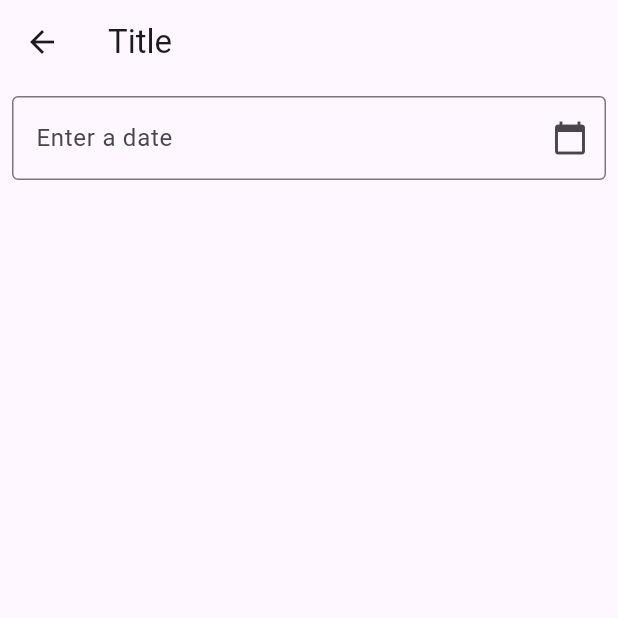
After one commit to EsinShadrach/flutter_playground, a Flutter app: the JayDatePicker screen opened by its route, on a phone screen of 412 x 824 dp, the top half of it. The commit adds this screen. Run offline on Flutter 3.47's test engine with Material 3 defaults, Android fonts, the phone set to English and light mode, and no system bars.

Commit message:
Added Jay Date Picker

```diff
--- a/lib/routes.dart
+++ b/lib/routes.dart
@@ -1,6 +1,7 @@
 import "package:flutter/material.dart";
 import "package:flutter_playground/main.dart";
 import "package:flutter_playground/screens/animated_list/animated_list_example.dart";
+import "package:flutter_playground/screens/jay/date_picker.dart";
 import "package:flutter_playground/screens/page_animation/page_animation.dart";
 
 mixin AppRoutes {
@@ -14,4 +15,5 @@ Map<String, WidgetBuilder> routes() => {
       AppRoutes.home: (context) => const HomePage(),
       AppRoutes.pageAnimation: (context) => const PageAnimation(),
       AppRoutes.animatdList: (context) => const AnimatedListScreen(),
+      AppRoutes.jay: (context) => const JayDatePicker(),
     };
--- /dev/null
+++ b/lib/screens/jay/date_picker.dart
@@ -0,0 +1,127 @@
+import "dart:async";
+
+import "package:flutter/cupertino.dart";
+import "package:flutter/material.dart";
+import "package:flutter_playground/extensions.dart";
+
+class JayDatePicker extends StatefulWidget {
+  const JayDatePicker({super.key});
+
+  @override
+  State<JayDatePicker> createState() => _JayDatePickerState();
+}
+
+class _JayDatePickerState extends State<JayDatePicker> {
+  late final TextEditingController _controller;
+  late final Timer _debouncer;
+
+  @override
+  void initState() {
+    _controller = TextEditingController();
+    _debouncer = Timer(const Duration(milliseconds: 500), () {});
+    super.initState();
+  }
+
+  @override
+  void dispose() {
+    _controller.dispose();
+    _debouncer.cancel();
+    super.dispose();
+  }
+
+  void _handleDateChange(DateTime date) async {
+    if (_debouncer.isActive) {
+      _debouncer.cancel();
+    }
+
+    _debouncer = Timer(Durations.long2, () async {
+      await Future.delayed(Durations.long4);
+      _controller.text = formatDate(date);
+    });
+  }
+
+  @override
+  Widget build(BuildContext context) {
+    return Scaffold(
+      appBar: AppBar(
+        title: const Text("Title"),
+      ),
+      body: SafeArea(
+        child: Padding(
+          padding: const EdgeInsets.all(8.0),
+          child: Column(
+            children: [
+              TextField(
+                decoration: InputDecoration(
+                  border: const OutlineInputBorder(),
+                  suffixIcon: IconButton(
+                    onPressed: () {
+                      showModalBottomSheet(
+                        context: context,
+                        builder: (context) => Container(
+                          width: double.infinity,
+                          height: 300,
+                          decoration: ShapeDecoration(
+                            color: context.colorScheme.background,
+                            shape: RoundedRectangleBorder(
+                              borderRadius: BorderRadius.circular(20),
+                            ),
+                          ),
+                          child: CupertinoDatePicker(
+                            mode: CupertinoDatePickerMode.date,
+                            maximumYear: DateTime.now().year + 3,
+                            minimumYear: DateTime.now().year,
+                            onDateTimeChanged: _handleDateChange,
+                          ),
+                        ),
+                      );
+                    },
+                    icon: const Icon(Icons.calendar_today),
+                  ),
+                  hintText: "Enter a date",
+                ),
+                controller: _controller,
+              ),
+            ],
+          ),
+        ),
+      ),
+    );
+  }
+}
+
+String formatDate(DateTime date) {
+  List<String> months = [
+    "January", // -> 0
+    "February", // -> 1
+    "March", // -> 2
+    "April", // -> 3
+    "May", // -> 4
+    "June", // -> 5
+    "July", // -> 6
+    "August", // -> 7
+    "September", // -> 8
+    "October", // -> 9
+    "November", // -> 10
+    "December" // -> 11
+  ];
+
+  String monthName = months[date.month - 1];
+
+  String day = date.day.toString();
+  String ordinalIndicator;
+
+  if (day.endsWith("1") && !day.endsWith("11")) {
+    ordinalIndicator = "st";
+  } else if (day.endsWith("2") && !day.endsWith("12")) {
+    ordinalIndicator = "nd";
+  } else if (day.endsWith("3") && !day.endsWith("13")) {
+    ordinalIndicator = "rd";
+  } else {
+    ordinalIndicator = "th";
+  }
+
+  String year = date.year.toString();
+
+  return "$monthName $day$ordinalIndicator, $year";
+}
```
